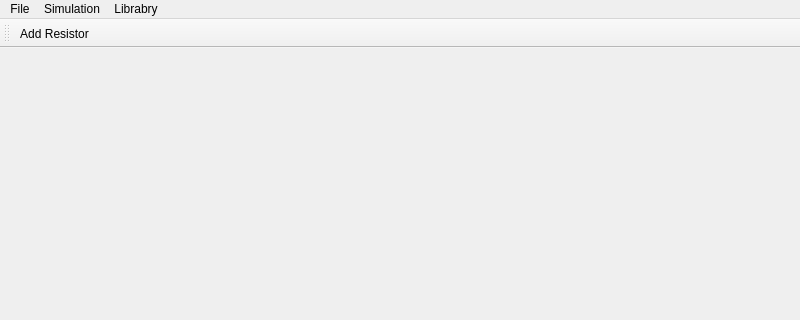
TakoLabs/TkSpice, file ui/MainWindow.ui: the form before one commit; both pictures show x 0 to 800 and y 0 to 320 of the 800 by 600 pixel window.
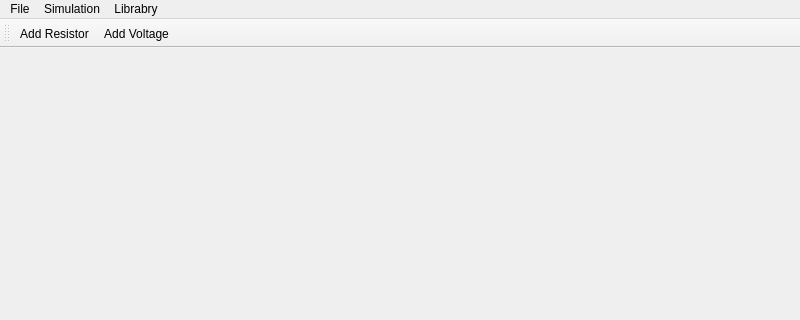
The form after the commit.

Patch:
```diff
--- a/ui/MainWindow.ui
+++ b/ui/MainWindow.ui
@@ -66,6 +66,7 @@
     <bool>false</bool>
    </attribute>
    <addaction name="aAddResistor"/>
+   <addaction name="aAddVoltage"/>
   </widget>
   <action name="aNewProject">
    <property name="text">
@@ -145,6 +146,11 @@
     <string>Add Resistor</string>
    </property>
   </action>
+  <action name="aAddVoltage">
+   <property name="text">
+    <string>Add Voltage</string>
+   </property>
+  </action>
  </widget>
  <resources/>
  <connections/>
```
